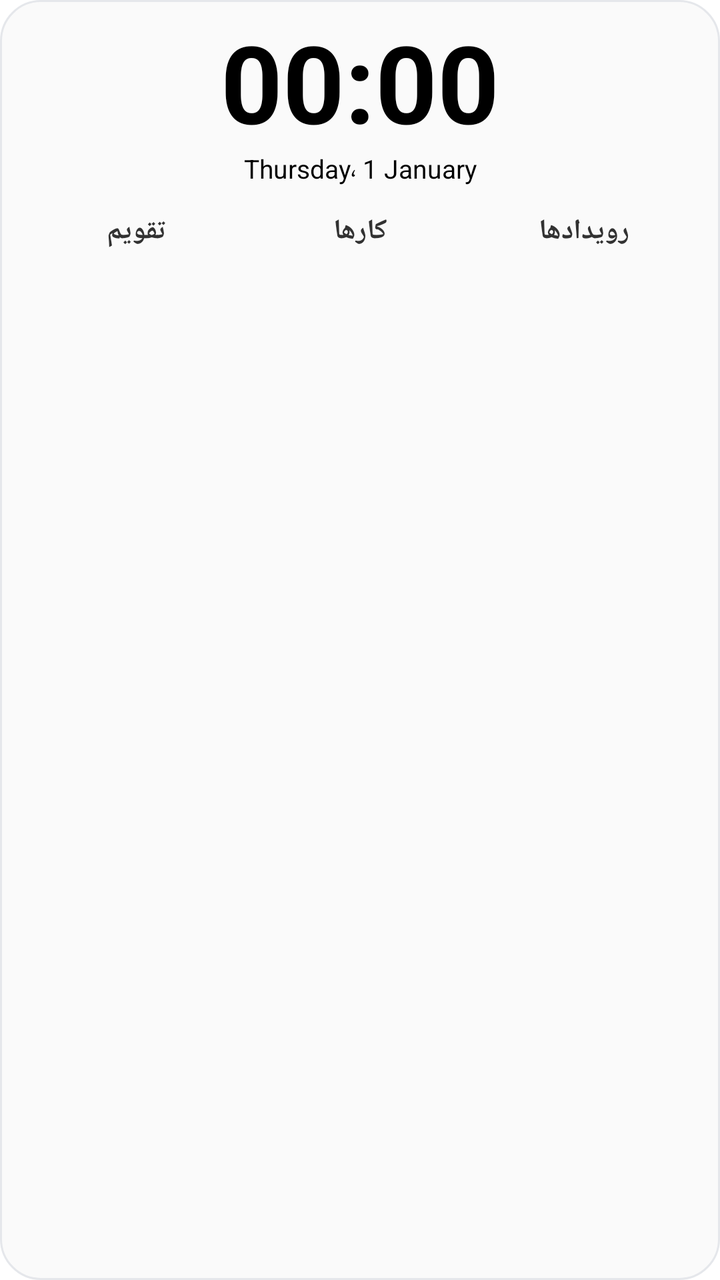
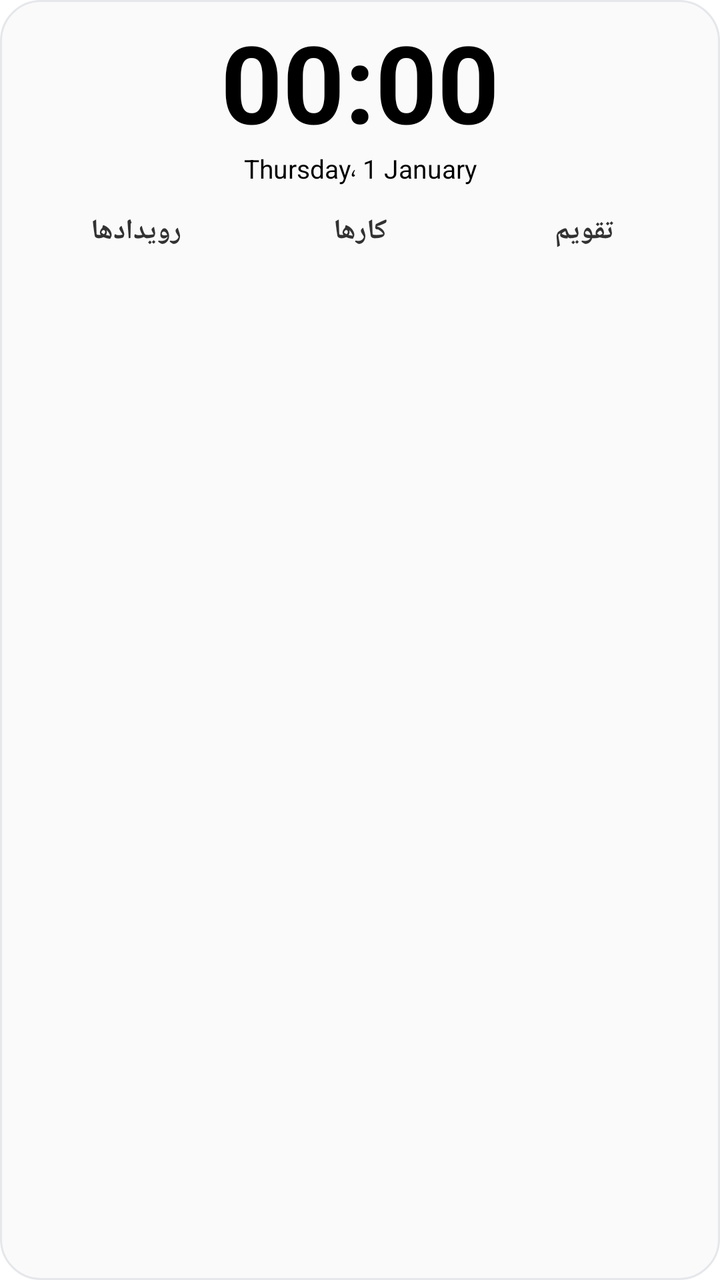

Compare the two renders of this Android layout. The source of the first and the diff that turns it into the second are given below.
<!-- AndroidManifest.xml: application theme NormalTheme -->
<!-- res/layout/planner_widget.xml -->
<LinearLayout xmlns:android="http://schemas.android.com/apk/res/android"
    android:layout_width="match_parent" android:layout_height="match_parent"
    android:orientation="vertical" android:padding="12dp" android:background="@drawable/widget_bg">

    <TextClock android:id="@+id/clock" android:layout_width="match_parent" android:layout_height="wrap_content"
        android:textSize="54sp" android:textStyle="bold" android:includeFontPadding="false"
        android:gravity="center" android:maxLines="1" android:format24Hour="HH:mm" android:format12Hour="HH:mm"
        android:textLocale="fa-IR" />
    <TextClock android:id="@+id/date" android:layout_width="match_parent" android:layout_height="wrap_content"
        android:textSize="13sp" android:gravity="center" android:maxLines="1"
        android:format24Hour="EEEE، d MMMM" android:format12Hour="EEEE، d MMMM" android:textLocale="fa-IR" />

    <LinearLayout android:layout_width="match_parent" android:layout_height="wrap_content"
        android:orientation="horizontal" android:gravity="center" android:layout_marginTop="6dp">
        <TextView android:id="@+id/tab_calendar" android:layout_width="0dp" android:layout_weight="1" android:layout_height="wrap_content" android:text="تقویم" android:gravity="center" android:textStyle="bold" android:padding="7dp" />
        <TextView android:id="@+id/tab_tasks" android:layout_width="0dp" android:layout_weight="1" android:layout_height="wrap_content" android:text="کارها" android:gravity="center" android:textStyle="bold" android:padding="7dp" />
        <TextView android:id="@+id/tab_events" android:layout_width="0dp" android:layout_weight="1" android:layout_height="wrap_content" android:text="رویدادها" android:gravity="center" android:textStyle="bold" android:padding="7dp" />
    </LinearLayout>

    <TextView android:id="@+id/widget_title" android:layout_width="match_parent" android:layout_height="wrap_content"
        android:textStyle="bold" android:textSize="14sp" android:gravity="end" android:layout_marginTop="4dp" />

    <ListView android:id="@+id/widget_list" android:layout_width="match_parent" android:layout_height="0dp"
        android:layout_weight="1" android:layout_marginTop="4dp" android:dividerHeight="1dp"
        android:scrollbars="vertical" android:fadeScrollbars="false" />
</LinearLayout>
<!-- resources referenced by this layout -->
<resources>
  <!-- drawable widget_bg (drawable) -->
  <shape xmlns:android="http://schemas.android.com/apk/res/android" android:shape="rectangle"><solid android:color="#FAFAFA"/><corners android:radius="20dp"/><stroke android:width="1dp" android:color="#E5E7EB"/></shape>
  <style name="NormalTheme" parent="@android:style/Theme.Light.NoTitleBar">
          <item name="android:windowBackground">?android:colorBackground</item>
          <item name="android:windowLightStatusBar">true</item>
          <item name="android:statusBarColor">#FAFAFA</item>
          <item name="android:navigationBarColor">#FAFAFA</item>
          <item name="android:windowActionModeOverlay">true</item>
      </style>
</resources>

<!-- the commit's change to res/layout/planner_widget.xml (unified diff, before → after) -->
@@ -1,6 +1,7 @@
 <LinearLayout xmlns:android="http://schemas.android.com/apk/res/android"
     android:layout_width="match_parent" android:layout_height="match_parent"
-    android:orientation="vertical" android:padding="12dp" android:background="@drawable/widget_bg">
+    android:orientation="vertical" android:padding="12dp" android:background="@drawable/widget_bg"
+    android:layoutDirection="rtl" android:textDirection="rtl">
 
     <TextClock android:id="@+id/clock" android:layout_width="match_parent" android:layout_height="wrap_content"
         android:textSize="54sp" android:textStyle="bold" android:includeFontPadding="false"
@@ -11,16 +12,19 @@
         android:format24Hour="EEEE، d MMMM" android:format12Hour="EEEE، d MMMM" android:textLocale="fa-IR" />
 
     <LinearLayout android:layout_width="match_parent" android:layout_height="wrap_content"
-        android:orientation="horizontal" android:gravity="center" android:layout_marginTop="6dp">
+        android:orientation="horizontal" android:gravity="center" android:layout_marginTop="6dp"
+        android:layoutDirection="rtl" android:textDirection="rtl">
         <TextView android:id="@+id/tab_calendar" android:layout_width="0dp" android:layout_weight="1" android:layout_height="wrap_content" android:text="تقویم" android:gravity="center" android:textStyle="bold" android:padding="7dp" />
         <TextView android:id="@+id/tab_tasks" android:layout_width="0dp" android:layout_weight="1" android:layout_height="wrap_content" android:text="کارها" android:gravity="center" android:textStyle="bold" android:padding="7dp" />
         <TextView android:id="@+id/tab_events" android:layout_width="0dp" android:layout_weight="1" android:layout_height="wrap_content" android:text="رویدادها" android:gravity="center" android:textStyle="bold" android:padding="7dp" />
     </LinearLayout>
 
     <TextView android:id="@+id/widget_title" android:layout_width="match_parent" android:layout_height="wrap_content"
-        android:textStyle="bold" android:textSize="14sp" android:gravity="end" android:layout_marginTop="4dp" />
+        android:textStyle="bold" android:textSize="14sp" android:gravity="end" android:layout_marginTop="4dp"
+        android:layoutDirection="rtl" android:textDirection="rtl" />
 
     <ListView android:id="@+id/widget_list" android:layout_width="match_parent" android:layout_height="0dp"
         android:layout_weight="1" android:layout_marginTop="4dp" android:dividerHeight="1dp"
-        android:scrollbars="vertical" android:fadeScrollbars="false" />
+        android:scrollbars="vertical" android:fadeScrollbars="false"
+        android:layoutDirection="rtl" android:textDirection="rtl" />
 </LinearLayout>
